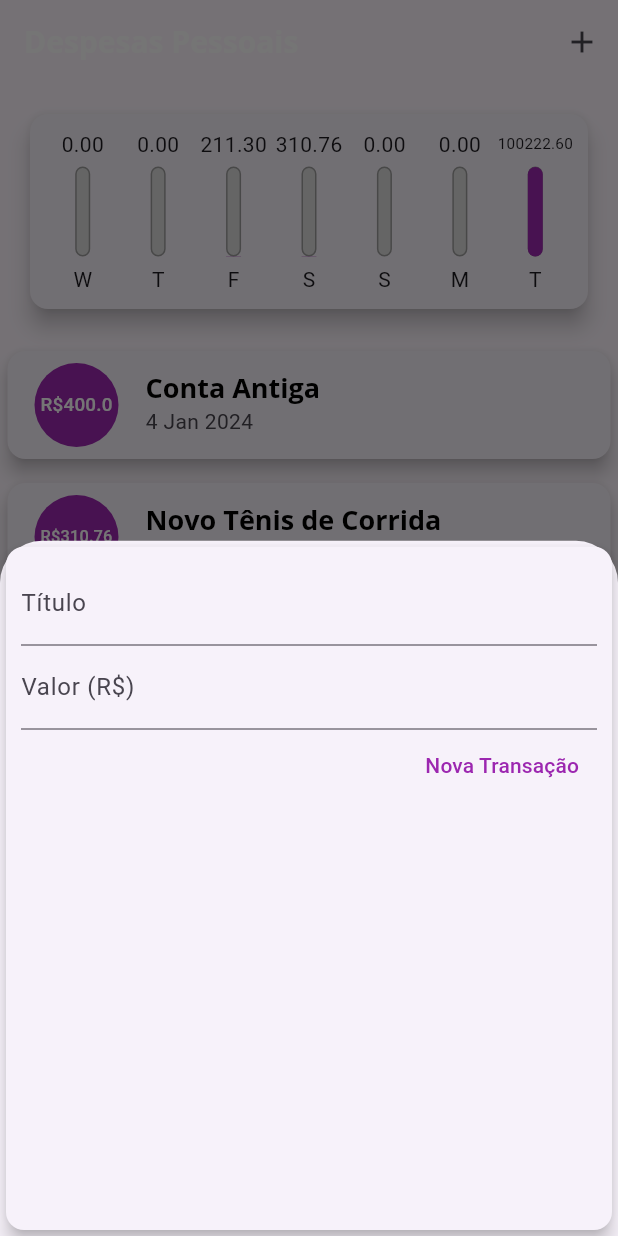
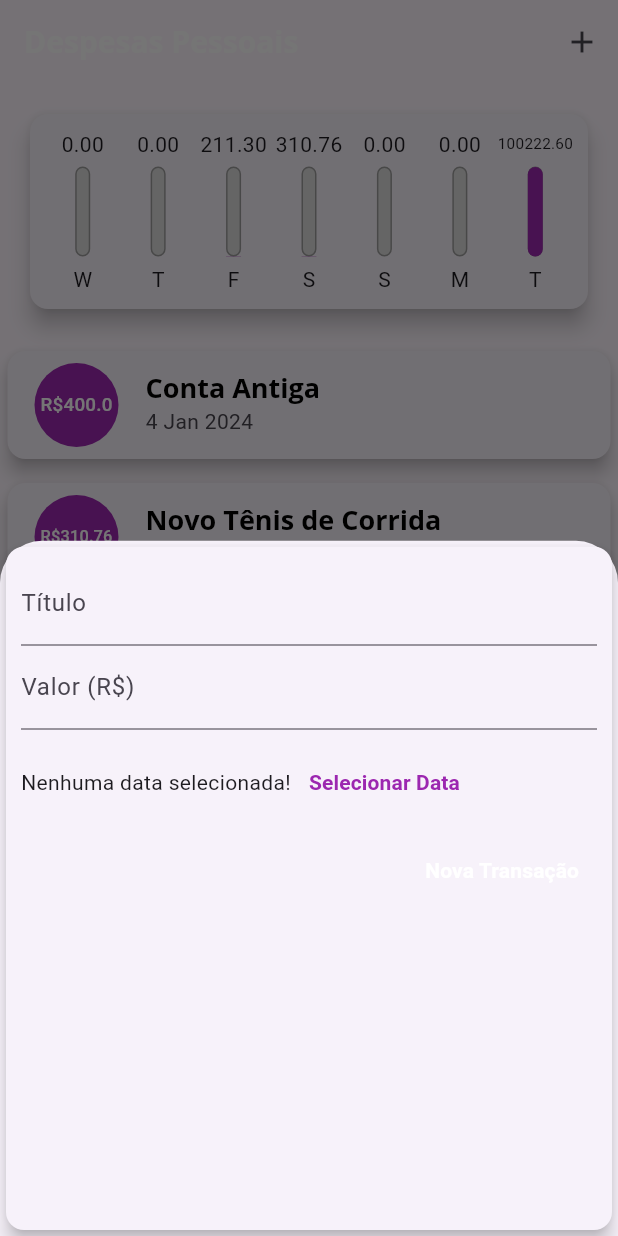
Before and after one commit to WagnerTerry/Despesas-Pessoais, a Flutter app: the screen it shows after launch, after a tap on the "add" icon, on a phone screen of 412 x 824 dp. Run offline on Flutter 3.47's test engine with Material 3 defaults, Android fonts, the phone set to English and light mode, and no system bars.

Commit message:
chore: ajuste formulario

```diff
--- a/lib/components/transaction_form.dart
+++ b/lib/components/transaction_form.dart
@@ -49,14 +49,28 @@ class _TransactionFormState extends State<TransactionForm> {
                 labelText: 'Valor (R\$)',
               ),
             ),
+            SizedBox(
+              height: 70,
+              child: Row(
+                children: <Widget>[
+                  const Text('Nenhuma data selecionada!'),
+                  TextButton(
+                      onPressed: () {},
+                      child: const Text(
+                        'Selecionar Data',
+                        style: TextStyle(fontWeight: FontWeight.bold),
+                      ))
+                ],
+              ),
+            ),
             Row(
               mainAxisAlignment: MainAxisAlignment.end,
               children: <Widget>[
                 TextButton(
-                  child: const Text(
+                  child: Text(
                     'Nova Transação',
                     style: TextStyle(
-                      color: Colors.purple,
+                      color: Theme.of(context).textTheme.labelLarge?.color,
                     ),
                   ),
                   onPressed: _submitForm,
--- a/lib/main.dart
+++ b/lib/main.dart
@@ -20,11 +20,16 @@ class ExpensesApp extends StatelessWidget {
             secondary: Colors.amber,
           ),
           textTheme: tema.textTheme.copyWith(
-              titleLarge: const TextStyle(
-                  fontFamily: 'OpenSans',
-                  fontSize: 18,
-                  fontWeight: FontWeight.bold,
-                  color: Colors.black)),
+            titleLarge: const TextStyle(
+                fontFamily: 'OpenSans',
+                fontSize: 18,
+                fontWeight: FontWeight.bold,
+                color: Colors.black),
+            labelLarge: const TextStyle(
+              color: Colors.white,
+              fontWeight: FontWeight.bold,
+            ),
+          ),
           appBarTheme: const AppBarTheme(
               titleTextStyle: TextStyle(
                   fontFamily: 'OpenSans',
```
